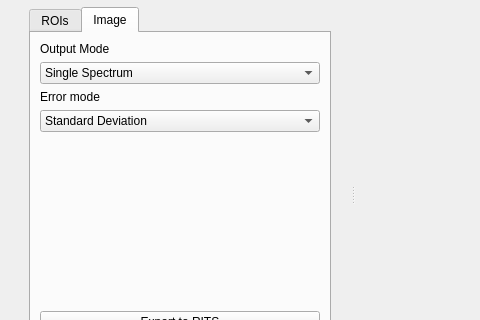
Above: mantidimaging/gui/ui/spectrum_viewer.ui from mantidproject/mantidimaging before the change; both pictures show x 0 to 480 and y 176 to 496 of the 921 by 739 pixel window. Below: the same form after it.
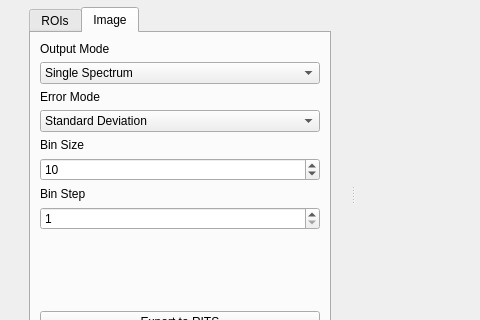
That is the form after the change. The open tabs and pages were chosen to show the change. Custom widgets are drawn as their Qt base class.

Commit message: RITS: Add binning controls to GUI

Patch:
```diff
--- a/mantidimaging/gui/ui/spectrum_viewer.ui
+++ b/mantidimaging/gui/ui/spectrum_viewer.ui
@@ -266,7 +266,7 @@
             <item>
              <widget class="QLabel" name="label_2">
               <property name="text">
-               <string>Error mode</string>
+               <string>Error Mode</string>
               </property>
              </widget>
             </item>
@@ -284,6 +284,43 @@
               </item>
              </widget>
             </item>
+            <item>
+             <widget class="QLabel" name="label_3">
+              <property name="text">
+               <string>Bin Size</string>
+              </property>
+             </widget>
+            </item>
+            <item>
+             <widget class="QSpinBox" name="bin_size_spinBox">
+              <property name="minimum">
+               <number>1</number>
+              </property>
+              <property name="maximum">
+               <number>1000</number>
+              </property>
+              <property name="value">
+               <number>10</number>
+              </property>
+             </widget>
+            </item>
+            <item>
+             <widget class="QLabel" name="label_4">
+              <property name="text">
+               <string>Bin Step</string>
+              </property>
+             </widget>
+            </item>
+            <item>
+             <widget class="QSpinBox" name="bin_step_spinBox">
+              <property name="minimum">
+               <number>1</number>
+              </property>
+              <property name="maximum">
+               <number>1000</number>
+              </property>
+             </widget>
+            </item>
             <item>
              <spacer name="verticalSpacer_2">
               <property name="orientation">
```
Left out of the diff: 7 changed lines with no effect on the pictures.
